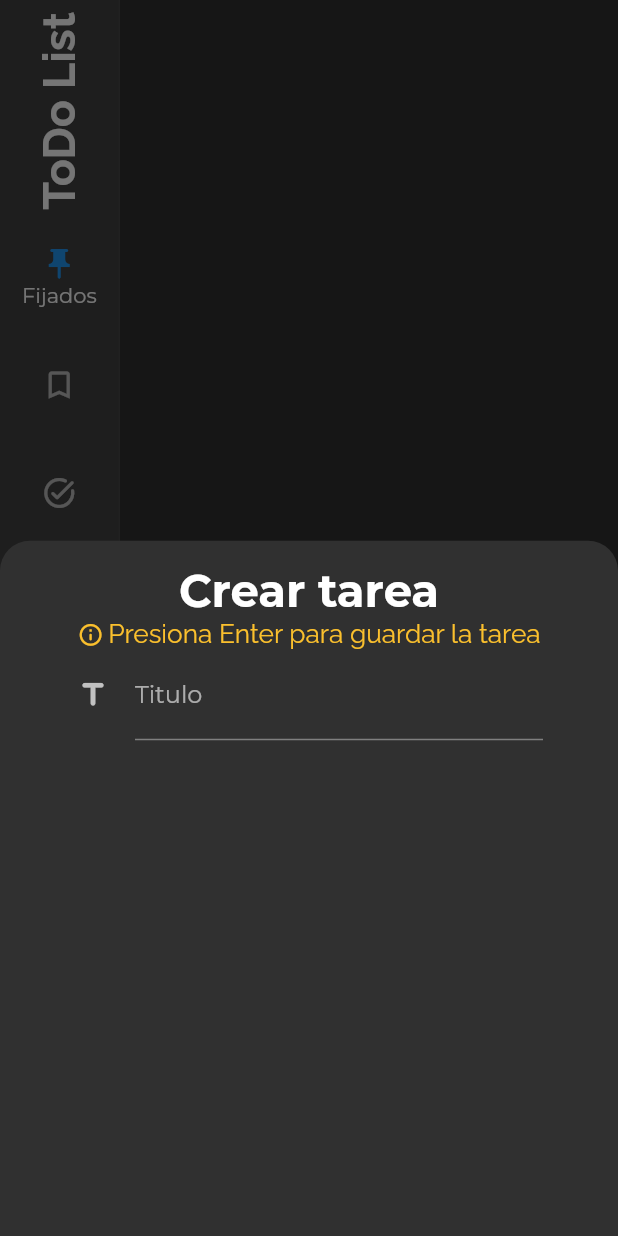
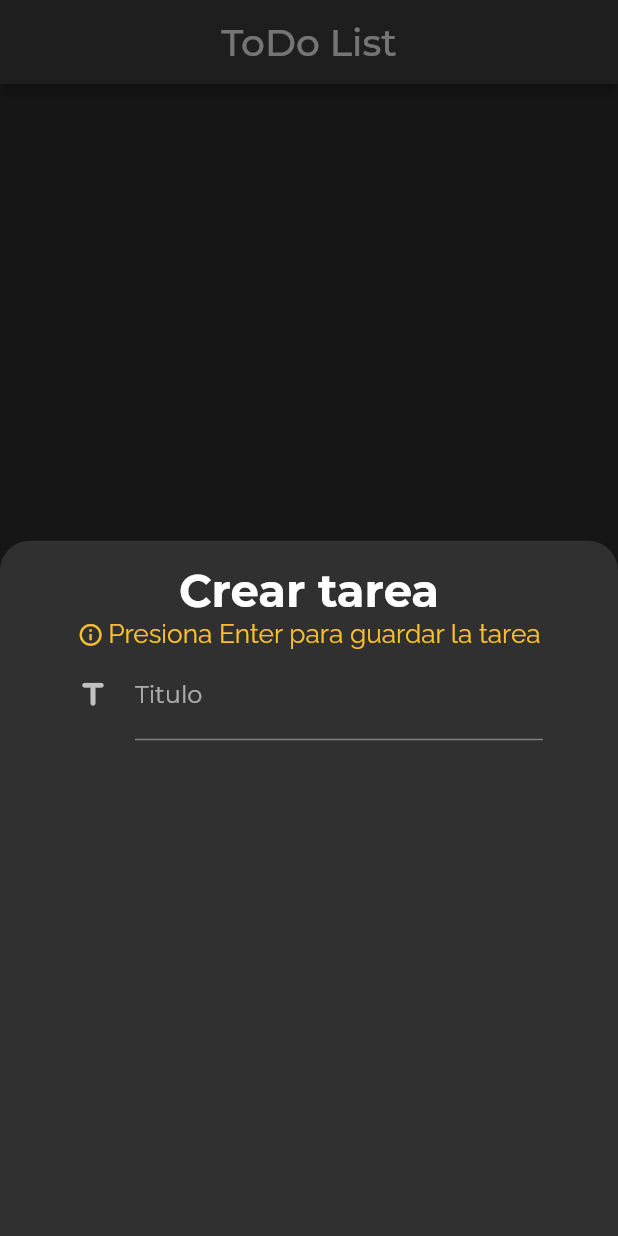
Before and after one commit to IosefSaiegh/todo_tasks, a Flutter app: the screen it shows after launch, after a tap on the "add task" icon, on a phone screen of 412 x 824 dp. Run offline on Flutter 3.47's test engine with Material 2 defaults, Android fonts, the phone set to English and light mode, and no system bars; our stand-ins replace google_fonts, sqflite; accounts and stored records are empty.

Commit message:
cambiar diseño y aminorar trabajo

```diff
--- a/lib/home_page.dart
+++ /dev/null
@@ -1,84 +0,0 @@
-import 'package:flutter/material.dart';
-
-import 'package:google_fonts/google_fonts.dart';
-import 'package:provider/provider.dart';
-
-import 'package:tareas/pages/etiquetas.dart';
-import 'package:tareas/pages/fijadas.dart';
-import 'package:tareas/pages/todas.dart';
-import 'package:tareas/providers/ui_provider.dart';
-
-class HomePage extends StatefulWidget {
-  const HomePage({Key? key}) : super(key: key);
-
-  @override
-  State<HomePage> createState() => _HomePageState();
-}
-
-/// This is the private State class that goes with HomePage.
-class _HomePageState extends State<HomePage> {
-  @override
-  Widget build(BuildContext context) {
-    final uiProvider = Provider.of<UiProvider>(context);
-    int _selectedIndex = uiProvider.selectedMenuOpt;
-    // DBProvider.db.database;
-    return Scaffold(
-      body: Row(
-        children: <Widget>[
-          SafeArea(
-            child: NavigationRail(
-              leading: Center(
-                child: RotatedBox(
-                  quarterTurns: 3,
-                  child: Text(
-                    'ToDo List',
-                    textAlign: TextAlign.center,
-                    style: GoogleFonts.raleway(
-                      fontSize: 30,
-                      fontWeight: FontWeight.bold,
-                    ),
-                  ),
-                ),
-              ),
-              selectedIndex: _selectedIndex,
-              onDestinationSelected: (int index) {
-                uiProvider.selectedMenuOpt = index;
-              },
-              selectedLabelTextStyle: GoogleFonts.montserrat(),
-              labelType: NavigationRailLabelType.selected,
-              // elevation: 10.0,
-              destinations: const <NavigationRailDestination>[
-                NavigationRailDestination(
-                  icon: Icon(Icons.push_pin_outlined),
-                  selectedIcon: Icon(Icons.push_pin),
-                  label: Text('Fijados'),
-                ),
-                NavigationRailDestination(
-                  icon: Icon(Icons.bookmark_border),
-                  selectedIcon: Icon(Icons.bookmark),
-                  label: Text('Etiquetas'),
-                ),
-                NavigationRailDestination(
-                  icon: Icon(Icons.task_alt_rounded),
-                  selectedIcon: Icon(Icons.task_alt_outlined),
-                  label: Text(
-                    'Todas las \n tareas',
-                    textAlign: TextAlign.center,
-                  ),
-                ),
-              ],
-            ),
-          ),
-
-          const VerticalDivider(thickness: 1, width: 1),
-          // This is the main content.
-          _selectedIndex == 0
-              ? const Expanded(child: Fijadas())
-              : _selectedIndex == 1
-                  ? const Expanded(child: Etiquetas())
-                  : const Expanded(child: TodasLasTareas())
-        ],
-      ),
-    );
-  }
-}
--- a/lib/main.dart
+++ b/lib/main.dart
@@ -1,5 +1,6 @@
 import 'package:flutter/material.dart';
-import 'package:tareas/home_page.dart';
+import 'package:tareas/screens/detalle_page.dart';
+import 'package:tareas/screens/home_page.dart';
 import 'package:provider/provider.dart';
 import 'package:tareas/providers/ui_provider.dart';
 
@@ -18,12 +19,16 @@ class MyApp extends StatelessWidget {
       child: MaterialApp(
         debugShowCheckedModeBanner: false,
         title: 'ToDo List',
-        home: const HomePage(),
+        initialRoute: 'home',
         theme: ThemeData.dark().copyWith(
           floatingActionButtonTheme: const FloatingActionButtonThemeData(
             backgroundColor: Colors.blue, //#2196f3
           ),
         ),
+        routes: {
+          'home' : (context) => const HomePage(),
+          'detalle' : (context) => DetallePage(),
+        },
       ),
     );
   }
--- a/lib/pages/fijadas.dart
+++ /dev/null
@@ -1,149 +0,0 @@
-import 'package:flutter/material.dart';
-import 'package:google_fonts/google_fonts.dart';
-import 'package:tareas/widgets/tarea.dart';
-
-class Fijadas extends StatefulWidget {
-  const Fijadas({Key? key}) : super(key: key);
-
-  @override
-  State<Fijadas> createState() => _FijadasState();
-}
-
-class _FijadasState extends State<Fijadas> {
-  TextStyle? fuenteMontserrat = GoogleFonts.montserrat();
-  String nuevoValor = '';
-  final opciones = [];
-  final tituloTarea = TextEditingController();
-  bool disabledBtn = true;
-
-  List<Widget> crearItems() {
-    final lista = <Widget>[];
-    for (String opt in opciones) {
-      nuevoValor = opt;
-      final tempWidget = TareaListTile(
-        titulo: Text(
-          opt,
-          style: fuenteMontserrat,
-        ),
-        iconBorrar: IconButton(
-          splashRadius: 20.0,
-          onPressed: () {
-            setState(() {
-              opciones.remove(opt);
-            });
-          },
-          icon: const Icon(Icons.delete_outline),
-          color: Colors.red,
-        ),
-      );
-      lista.add(tempWidget);
-      lista.add(const Divider());
-    }
-
-    return lista;
-  }
-
-  @override
-  Widget build(BuildContext context) {
-    return Scaffold(
-      body: ListView(
-        children: crearItems(),
-      ),
-      floatingActionButton: FloatingActionButton(
-        onPressed: () {
-          setState(
-            () {
-              _showMyDialog();
-            },
-          );
-        },
-        child: const Icon(Icons.add_task_rounded),
-        shape: RoundedRectangleBorder(
-          borderRadius: BorderRadius.circular(15.0),
-        ),
-      ),
-    );
-  }
-
-  Future<void> _showMyDialog() async {
-    showModalBottomSheet(
-      context: context,
-      shape: ShapeBorder.lerp(
-        const RoundedRectangleBorder(
-          borderRadius: BorderRadius.only(
-            topLeft: Radius.circular(20.0),
-            topRight: Radius.circular(20.0),
-          ),
-        ),
-        const RoundedRectangleBorder(
-          borderRadius: BorderRadius.only(
-            topLeft: Radius.circular(20.0),
-            topRight: Radius.circular(20.0),
-          ),
-        ),
-        20,
-      ),
-      builder: (BuildContext context) {
-        return Padding(
-          padding: const EdgeInsets.symmetric(
-            vertical: 15.0,
-            horizontal: 50.0,
-          ),
-          child: Column(
-            children: [
-              Text(
-                'Crear tarea',
-                style: GoogleFonts.montserrat(
-                  fontWeight: FontWeight.bold,
-                  fontSize: 30,
-                ),
-                textAlign: TextAlign.center,
-              ),
-              SingleChildScrollView(
-                child: ListBody(
-                  children: [
-                    Row(
-                      mainAxisAlignment: MainAxisAlignment.center,
-                      children: [
-                        Icon(
-                          Icons.info_outline_rounded,
-                          size: 17.5,
-                          color: Colors.yellow[700],
-                        ),
-                        const SizedBox(
-                          width: 3,
-                        ),
-                        Text(
-                          'Presiona Enter para guardar la tarea',
-                          style: GoogleFonts.raleway(
-                            fontSize: 17.5,
-                            color: Colors.yellow[700],
-                          ),
-                        ),
-                      ],
-                    ),
-                    TextField(
-                      decoration: InputDecoration(
-                        icon: const Icon(Icons.title_rounded),
-                        labelText: 'Titulo',
-                        labelStyle: fuenteMontserrat,
-                      ),
-                      controller: tituloTarea,
-                      style: fuenteMontserrat,
-                      onSubmitted: (newValue) {
-                        setState(() {
-                          opciones.add(newValue);
-                          disabledBtn = false;
-                        });
-                      },
-                    ),
-                  ],
-                ),
-              ),
-            ],
-          ),
-        );
-      },
-    );
-  }
-}
--- a/lib/pages/etiquetas.dart
+++ b/lib/screens/home_page.dart
@@ -2,29 +2,25 @@ import 'package:flutter/material.dart';
 import 'package:google_fonts/google_fonts.dart';
 import 'package:tareas/widgets/tarea.dart';
 
-class Etiquetas extends StatefulWidget {
-  const Etiquetas({Key? key}) : super(key: key);
+class HomePage extends StatefulWidget {
+  const HomePage({Key? key}) : super(key: key);
 
   @override
-  State<Etiquetas> createState() => _EtiquetasState();
+  State<HomePage> createState() => _HomePageState();
 }
 
-class _EtiquetasState extends State<Etiquetas> {
+class _HomePageState extends State<HomePage> {
   TextStyle? fuenteMontserrat = GoogleFonts.montserrat();
   String nuevoValor = '';
   final opciones = [];
   final tituloTarea = TextEditingController();
-  bool disabledBtn = true;
 
   List<Widget> crearItems() {
     final lista = <Widget>[];
     for (String opt in opciones) {
       nuevoValor = opt;
       final tempWidget = TareaListTile(
-        titulo: Text(
-          opt,
-          style: fuenteMontserrat,
-        ),
+        titulo: opt,
         iconBorrar: IconButton(
           splashRadius: 20.0,
           onPressed: () {
@@ -35,9 +31,24 @@ class _EtiquetasState extends State<Etiquetas> {
           icon: const Icon(Icons.delete_outline),
           color: Colors.red,
         ),
+        // iconEditar: IconButton(
+        //   splashRadius: 20.0,
+        //   onPressed: () {
+        //     setState(() {
+
+        //     });
+        //   },
+        //   icon: const Icon(Icons.edit_outlined),
+        //   color: Colors.blue,
+        // ),
       );
       lista.add(tempWidget);
-      lista.add(const Divider());
+      lista.add(
+        const Padding(
+          padding: EdgeInsets.symmetric(horizontal: 15.0),
+          child: Divider(),
+        ),
+      );
     }
 
     return lista;
@@ -46,8 +57,20 @@ class _EtiquetasState extends State<Etiquetas> {
   @override
   Widget build(BuildContext context) {
     return Scaffold(
-      body: ListView(
-        children: crearItems(),
+      appBar: AppBar(
+        title: Text(
+          'ToDo List',
+          style: GoogleFonts.montserrat(
+            fontSize: 25,
+          ),
+        ),
+        centerTitle: true,
+      ),
+      body: Padding(
+        padding: const EdgeInsets.all(15.0),
+        child: ListView(
+          children: crearItems(),
+        ),
       ),
       floatingActionButton: FloatingActionButton(
         onPressed: () {
@@ -90,6 +113,7 @@ class _EtiquetasState extends State<Etiquetas> {
             horizontal: 50.0,
           ),
           child: Column(
+            crossAxisAlignment: CrossAxisAlignment.center,
             children: [
               Text(
                 'Crear tarea',
@@ -133,7 +157,7 @@ class _EtiquetasState extends State<Etiquetas> {
                       onSubmitted: (newValue) {
                         setState(() {
                           opciones.add(newValue);
-                          disabledBtn = false;
+                          tituloTarea.text = '';
                         });
                       },
                     ),
--- a/pubspec.yaml
+++ b/pubspec.yaml
@@ -20,6 +20,7 @@ dependencies:
   flutter:
     sdk: flutter
   flutter_gen: ^3.1.2
+  flutter_local_notifications: ^8.2.0
   google_fonts: ^2.1.0
   path_provider: ^2.0.5
   provider: ^6.0.0
```
Also changed, not shown: lib/models/argumentos_detalle.dart (added, +10 -0 lines), lib/pages/todas.dart (deleted, +0 -149 lines), lib/screens/detalle_page.dart (added, +28 -0 lines), lib/widgets/tarea.dart (+18 -3 lines), pubspec.lock, 1 other file.
